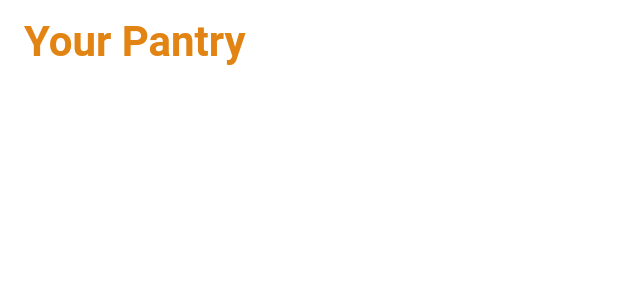
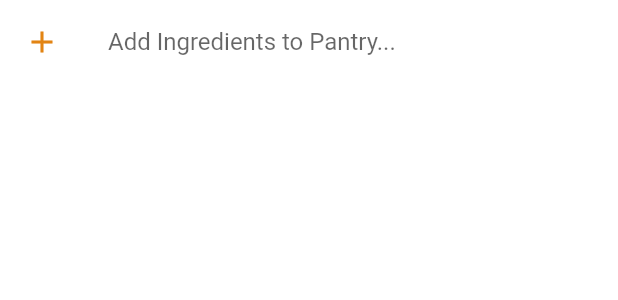
Before and after one commit to mariecrane/PotLuck, a Flutter app: what buildAppBar() shows on an empty page, opened directly, on a phone screen of 412 x 824 dp. Shown: the top 300 px of the screen. Run offline on Flutter 3.47's test engine with Material 2 defaults, Android fonts, the phone set to English and light mode, and no system bars; our stand-ins replace bloc, cloud_functions, firebase_auth, flutter_bloc, html_unescape; accounts and stored records are empty; network calls fail.

```diff
--- a/lib/ui/pantry_page.dart
+++ b/lib/ui/pantry_page.dart
@@ -3,8 +3,22 @@ import 'package:flutter/material.dart';
 class PantryPage extends StatelessWidget {
   @override
   Widget build(BuildContext context) {
-    return Scaffold(
-      appBar: AppBar(
+      return ListView(
+        key: PageStorageKey<String>("pantry_page"),
+        children: ListTile.divideTiles(
+          context: context,
+          tiles: [
+            new Container(),
+            Card(),
+            Padding(),
+            Padding(),
+          ],
+        ).toList(),
+      );
+    }
+
+  static Widget buildAppBar(BuildContext context) {
+    return AppBar(
       backgroundColor: Colors.white,
       automaticallyImplyLeading: true,
       title: Padding(
@@ -29,31 +43,10 @@ class PantryPage extends StatelessWidget {
             .of(context)
             .primaryColor),
       ),
-      ),
-      body: ListView.builder(
-      ),
     );
   }
 
-  static Widget buildAppBar(BuildContext context) {
-    return AppBar(
-      backgroundColor: Colors.white,
-      elevation: 1.0,
-      title: Text(
-        "Your Pantry",
-        style: TextStyle(
-          fontWeight: FontWeight.bold,
-          color: Theme
-              .of(context)
-              .primaryColor,
-          fontSize: 28,
-        ),
-      ),
-    );
-  }
-
-  static Widget buildFloatingActionButton
-      (BuildContext context) {
+  static Widget buildFloatingActionButton(BuildContext context) {
     return null;
   }
 }
```
Lines whose indentation alone changed are shown as unchanged.
